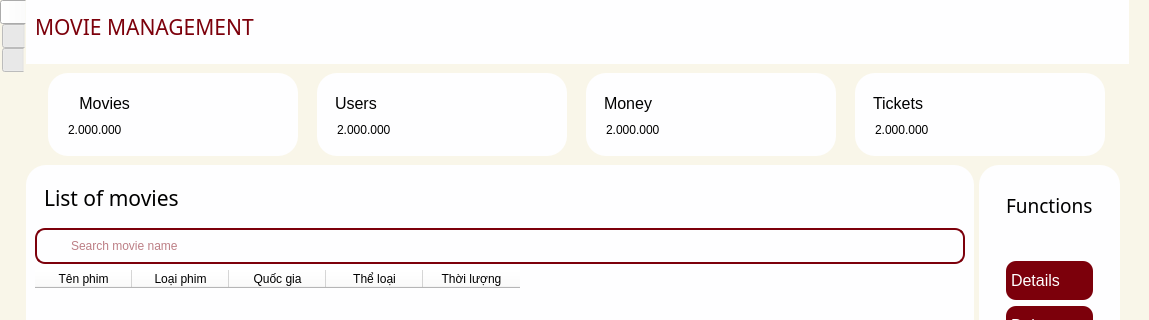
This is ui/admin/AdminUi.ui in nhuanh1070/FinalProject as Qt 5 draws it before an edit; both pictures show x 0 to 1149 and y 0 to 320 of the 1149 by 773 pixel window. The edited form follows.
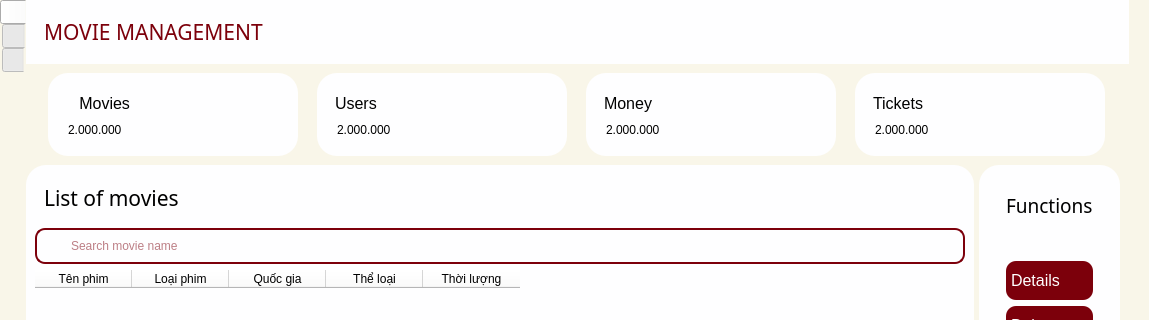
This is the edited form. Icons and pictures are not drawn.

The edit to the form file:
```diff
--- a/ui/admin/AdminUi.ui
+++ b/ui/admin/AdminUi.ui
@@ -243,13 +243,13 @@
                <number>0</number>
               </property>
               <property name="leftMargin">
-               <number>0</number>
+               <number>9</number>
               </property>
               <property name="topMargin">
-               <number>0</number>
+               <number>9</number>
               </property>
               <property name="rightMargin">
-               <number>0</number>
+               <number>9</number>
               </property>
               <property name="bottomMargin">
                <number>10</number>
```
Left out of the diff: 95 changed lines with no effect on the pictures.
